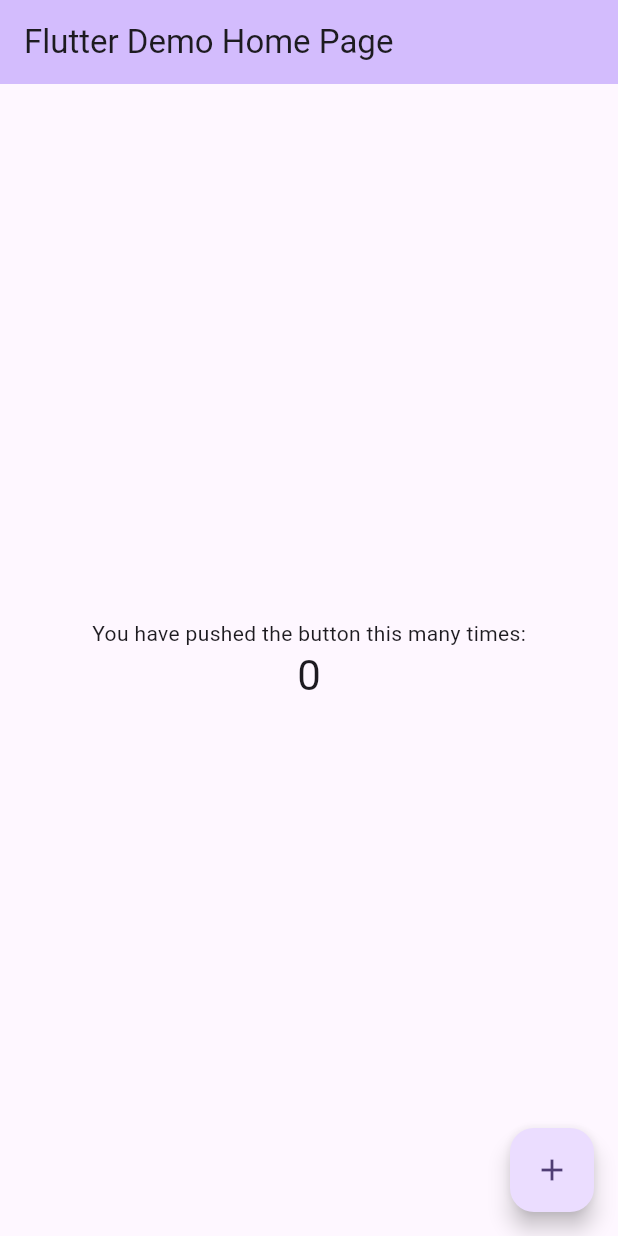
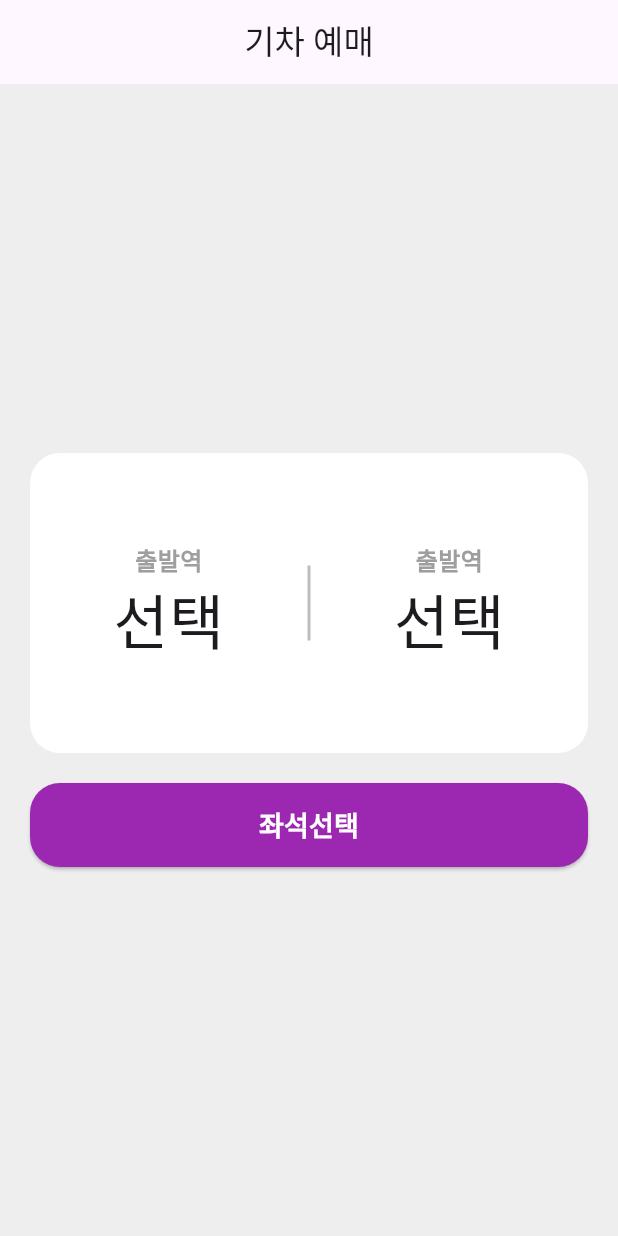
Before and after one commit to moong414/flutter_train_app, a Flutter app: the screen it shows after launch, on a phone screen of 412 x 824 dp. Run offline on Flutter 3.47's test engine with Material 3 defaults, Android fonts, the phone set to English and light mode, and no system bars.

Commit message:
UI: home_page, station_list_page 화면 추가

```diff
--- /dev/null
+++ b/lib/home_page.dart
@@ -0,0 +1,117 @@
+import 'package:flutter/material.dart';
+import 'package:flutter_train_app/seat_page.dart';
+import 'package:flutter_train_app/station_list_page.dart';
+
+class HomePage extends StatelessWidget {
+  const HomePage({super.key});
+
+  @override
+  Widget build(BuildContext context) {
+    return Scaffold(
+      appBar: AppBar(title: Text('기차 예매'), centerTitle: true),
+      body: Container(
+        width: double.infinity,
+        color: Colors.grey[200],
+        child: Padding(
+          padding: EdgeInsets.symmetric(horizontal: 20),
+          child: Column(
+            mainAxisAlignment: MainAxisAlignment.center,
+            children: [
+              Container(
+                width: double.infinity,
+                height: 200,
+                decoration: BoxDecoration(
+                  color: Colors.white,
+                  borderRadius: BorderRadius.circular(20),
+                ),
+                child: Row(
+                  children: [
+                    Expanded(
+                      child: GestureDetector(
+                        onTap: () {
+                          Navigator.push(
+                            context,
+                            MaterialPageRoute(
+                              builder: (context) => const StationListPage(),
+                            ),
+                          );
+                        },
+                        child: Column(
+                          mainAxisAlignment: MainAxisAlignment.center,
+                          children: [
+                            Text(
+                              '출발역',
+                              style: TextStyle(
+                                fontSize: 16,
+                                color: Colors.grey,
+                                fontWeight: FontWeight.bold,
+                              ),
+                            ),
+                            Text('선택', style: TextStyle(fontSize: 40)),
+                          ],
+                        ),
+                      ),
+                    ),
+                    Container(width: 2, height: 50, color: Colors.grey[400]),
+                    Expanded(
+                      child: GestureDetector(
+                        onTap: () {
+                          Navigator.push(
+                            context,
+                            MaterialPageRoute(
+                              builder: (context) => const StationListPage(),
+                            ),
+                          );
+                        },
+                        child: Column(
+                          mainAxisAlignment: MainAxisAlignment.center,
+                          children: [
+                            Text(
+                              '출발역',
+                              style: TextStyle(
+                                fontSize: 16,
+                                color: Colors.grey,
+                                fontWeight: FontWeight.bold,
+                              ),
+                            ),
+                            Text('선택', style: TextStyle(fontSize: 40)),
+                          ],
+                        ),
+                      ),
+                    ),
+                  ],
+                ),
+              ),
+              SizedBox(height: 20),
+              SizedBox(
+                width: double.infinity,
+                height: 56,
+                child: ElevatedButton(
+                  onPressed: () {
+                    Navigator.push(
+                      context,
+                      MaterialPageRoute(
+                        builder: (context) => const SeatPage(),
+                      ),
+                    );
+                  },
+                  style: ElevatedButton.styleFrom(
+                    backgroundColor: Colors.purple,
+                    foregroundColor: Colors.white,
+                    shape: RoundedRectangleBorder(
+                      borderRadius: BorderRadius.circular(20),
+                    ),
+                  ),
+                  child: Text(
+                    '좌석선택',
+                    style: TextStyle(fontSize: 18, fontWeight: FontWeight.bold),
+                  ),
+                ),
+              ),
+            ],
+          ),
+        ),
+      ),
+    );
+  }
+}
--- a/lib/main.dart
+++ b/lib/main.dart
@@ -1,4 +1,5 @@
 import 'package:flutter/material.dart';
+import 'package:flutter_train_app/home_page.dart';
 
 void main() {
   runApp(const MyApp());
@@ -7,116 +8,8 @@ void main() {
 class MyApp extends StatelessWidget {
   const MyApp({super.key});
 
-  // This widget is the root of your application.
   @override
   Widget build(BuildContext context) {
-    return MaterialApp(
-      title: 'Flutter Demo',
-      theme: ThemeData(
-        // This is the theme of your application.
-        //
-        // TRY THIS: Try running your application with "flutter run". You'll see
-        // the application has a purple toolbar. Then, without quitting the app,
-        // try changing the seedColor in the colorScheme below to Colors.green
-        // and then invoke "hot reload" (save your changes or press the "hot
-        // reload" button in a Flutter-supported IDE, or press "r" if you used
-        // the command line to start the app).
-        //
-        // Notice that the counter didn't reset back to zero; the application
-        // state is not lost during the reload. To reset the state, use hot
-        // restart instead.
-        //
-        // This works for code too, not just values: Most code changes can be
-        // tested with just a hot reload.
-        colorScheme: ColorScheme.fromSeed(seedColor: Colors.deepPurple),
-      ),
-      home: const MyHomePage(title: 'Flutter Demo Home Page'),
-    );
+    return MaterialApp(home: HomePage());
   }
 }
-
-class MyHomePage extends StatefulWidget {
-  const MyHomePage({super.key, required this.title});
-
-  // This widget is the home page of your application. It is stateful, meaning
-  // that it has a State object (defined below) that contains fields that affect
-  // how it looks.
-
-  // This class is the configuration for the state. It holds the values (in this
-  // case the title) provided by the parent (in this case the App widget) and
-  // used by the build method of the State. Fields in a Widget subclass are
-  // always marked "final".
-
-  final String title;
-
-  @override
-  State<MyHomePage> createState() => _MyHomePageState();
-}
-
-class _MyHomePageState extends State<MyHomePage> {
-  int _counter = 0;
-
-  void _incrementCounter() {
-    setState(() {
-      // This call to setState tells the Flutter framework that something has
-      // changed in this State, which causes it to rerun the build method below
-      // so that the display can reflect the updated values. If we changed
-      // _counter without calling setState(), then the build method would not be
-      // called again, and so nothing would appear to happen.
-      _counter++;
-    });
-  }
-
-  @override
-  Widget build(BuildContext context) {
-    // This method is rerun every time setState is called, for instance as done
-    // by the _incrementCounter method above.
-    //
-    // The Flutter framework has been optimized to make rerunning build methods
-    // fast, so that you can just rebuild anything that needs updating rather
-    // than having to individually change instances of widgets.
-    return Scaffold(
-      appBar: AppBar(
-        // TRY THIS: Try changing the color here to a specific color (to
-        // Colors.amber, perhaps?) and trigger a hot reload to see the AppBar
-        // change color while the other colors stay the same.
-        backgroundColor: Theme.of(context).colorScheme.inversePrimary,
-        // Here we take the value from the MyHomePage object that was created by
-        // the App.build method, and use it to set our appbar title.
-        title: Text(widget.title),
-      ),
-      body: Center(
-        // Center is a layout widget. It takes a single child and positions it
-        // in the middle of the parent.
-        child: Column(
-          // Column is also a layout widget. It takes a list of children and
-          // arranges them vertically. By default, it sizes itself to fit its
-          // children horizontally, and tries to be as tall as its parent.
-          //
-          // Column has various properties to control how it sizes itself and
-          // how it positions its children. Here we use mainAxisAlignment to
-          // center the children vertically; the main axis here is the vertical
-          // axis because Columns are vertical (the cross axis would be
-          // horizontal).
-          //
-          // TRY THIS: Invoke "debug painting" (choose the "Toggle Debug Paint"
-          // action in the IDE, or press "p" in the console), to see the
-          // wireframe for each widget.
-          mainAxisAlignment: MainAxisAlignment.center,
-          children: <Widget>[
-            const Text('You have pushed the button this many times:'),
-            Text(
-              '$_counter',
-              style: Theme.of(context).textTheme.headlineMedium,
-            ),
-          ],
-        ),
-      ),
-      floatingActionButton: FloatingActionButton(
-        onPressed: _incrementCounter,
-        tooltip: 'Increment',
-        child: const Icon(Icons.add),
-      ), // This trailing comma makes auto-formatting nicer for build methods.
-    );
-  }
-}
```
Also changed, not shown: lib/station_list_page.dart (added, +44 -0 lines).
